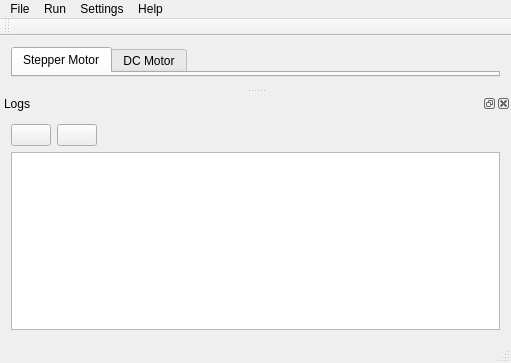
The window that mainwindow.ui (Paise/uart_board) describes before a commit, drawn with Qt 5.
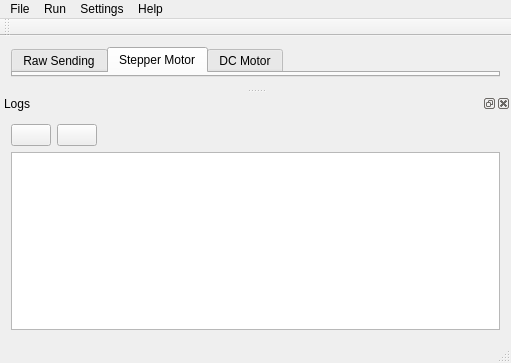
The same window after the commit. The open tabs and pages were chosen to show the change. Custom widgets are drawn as their Qt base class.

Commit message: serial port holder class

What changed in the file:
```diff
--- a/mainwindow.ui
+++ b/mainwindow.ui
@@ -20,6 +20,11 @@
       <property name="currentIndex">
        <number>0</number>
       </property>
+      <widget class="RawDataSendWidget" name="rawTab">
+       <attribute name="title">
+        <string>Raw Sending</string>
+       </attribute>
+      </widget>
       <widget class="QWidget" name="stepperTab">
        <attribute name="title">
         <string>Stepper Motor</string>
@@ -189,6 +194,12 @@
    <extends>QStatusBar</extends>
    <header>customstatusbar.h</header>
   </customwidget>
+  <customwidget>
+   <class>RawDataSendWidget</class>
+   <extends>QWidget</extends>
+   <header>rawdatasendwidget.h</header>
+   <container>1</container>
+  </customwidget>
  </customwidgets>
  <resources/>
  <connections/>
```
The commit also changes 9 other files.
